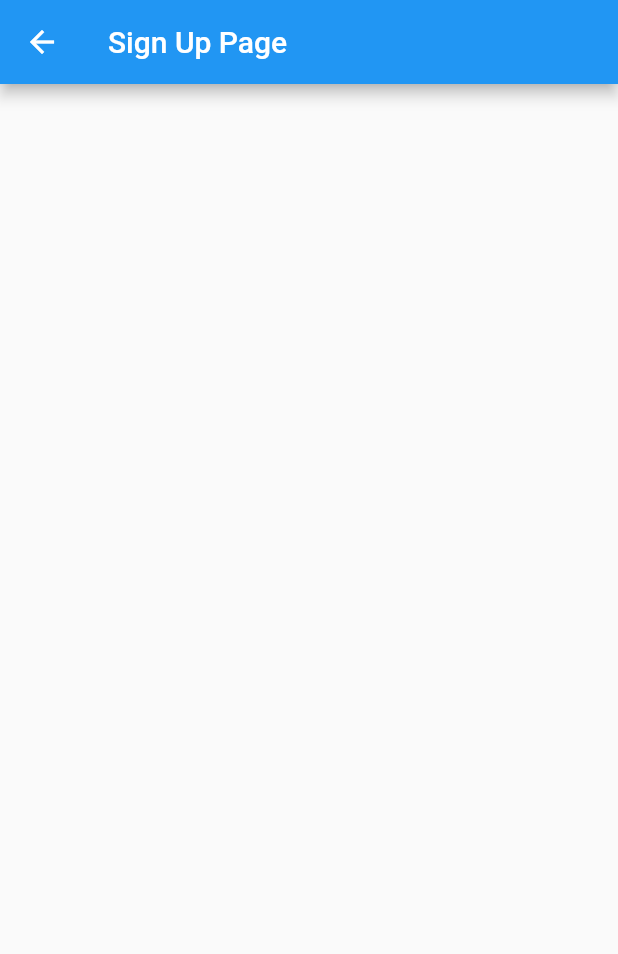
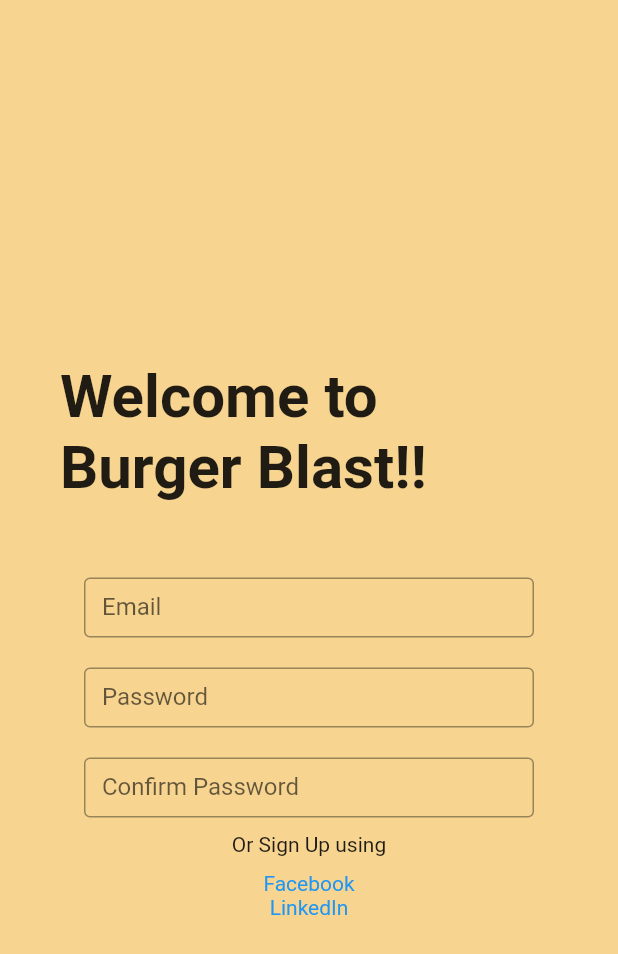
Before and after one commit to Khoury-e/Burger-Blast, a Flutter app: the SignUp screen opened by its route, on a phone screen of 412 x 824 dp. Shown: the top 954 px of the screen. Run offline on Flutter 3.47's test engine with Material 2 defaults, Android fonts, the phone set to English and light mode, and no system bars.

Commit message:
Update sign up page

```diff
--- a/lib/sign_up.dart
+++ b/lib/sign_up.dart
@@ -1,4 +1,14 @@
 import 'package:flutter/material.dart';
+import 'package:url_launcher/url_launcher_string.dart';
+
+/*install url_launcher flutter package before running this code.
+  install it using terminal (by executing: flutter pub get url_launcher)
+  add then the version onto the pubspec.yaml file (under dependencies)
+  dependencies:
+  flutter:
+    sdk: flutter
+  cupertino_icons: ^1.0.2
+  url_launcher: ^6.1.10 */
 
 class SignUp extends StatelessWidget {
   const SignUp({Key? key, required this.title}) : super(key: key);
@@ -7,7 +17,83 @@ class SignUp extends StatelessWidget {
   @override
   Widget build(BuildContext context) {
     return Scaffold(
-      appBar: AppBar(title: Text(title)),
+      backgroundColor: const Color.fromARGB(255, 247, 213, 145),
+      body: Column(
+        mainAxisAlignment: MainAxisAlignment.center,
+        crossAxisAlignment: CrossAxisAlignment.center,
+        children: [
+          Container(
+            margin: const EdgeInsets.all(40.0),
+            child: const Text(
+              "Welcome to Burger Blast!!",
+              style: TextStyle(
+                fontWeight: FontWeight.bold,
+                fontSize: 40.0,
+              ),
+            ),
+          ),
+          Container(
+            margin: const EdgeInsets.all(10.0),
+            child: const SizedBox(
+              height: 40.0,
+              width: 300.0,
+              child: TextField(
+                decoration: InputDecoration(
+                  border: OutlineInputBorder(),
+                  labelText: 'Email',
+                  hintText: 'Enter your email',
+                ),
+              ),
+            ),
+          ),
+          Container(
+            margin: const EdgeInsets.all(10.0),
+            child: const SizedBox(
+              height: 40.0,
+              width: 300.0,
+              child: TextField(
+                decoration: InputDecoration(
+                  border: OutlineInputBorder(),
+                  labelText: 'Password',
+                  hintText: 'Enter Password',
+                ),
+              ),
+            ),
+          ),
+          Container(
+            margin: const EdgeInsets.all(10.0),
+            child: const SizedBox(
+              height: 40.0,
+              width: 300.0,
+              child: TextField(
+                decoration: InputDecoration(
+                  border: OutlineInputBorder(),
+                  labelText: 'Confirm Password',
+                  hintText: 'Confirm Your Password',
+                ),
+              ),
+            ),
+          ),
+          const Text("Or Sign Up using"),
+          Container(
+            margin: const EdgeInsets.all(10.0),
+            child: Column(
+              mainAxisAlignment: MainAxisAlignment.center,
+              crossAxisAlignment: CrossAxisAlignment.center,
+              children: [
+                InkWell(
+                  child: Text("Facebook", style: TextStyle(color: Colors.blue)),
+                  onTap: () => launchUrlString('https://www.facebook.com'),
+                ),
+                InkWell(
+                  child: Text("LinkedIn", style: TextStyle(color: Colors.blue)),
+                  onTap: () => launchUrlString('https://www.linkedin.com'),
+                )
+              ],
+            ),
+          )
+        ],
+      ),
     );
   }
 }
```
